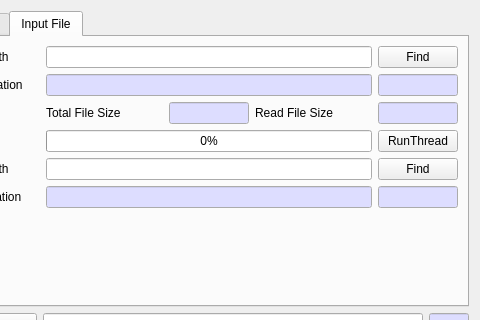
First picture: the form in BerEditor/enc_dec_dlg.ui, repository jykim74/BerEditor, before the edit; both pictures show x 82 to 562 and y 0 to 320 of the 562 by 825 pixel window.
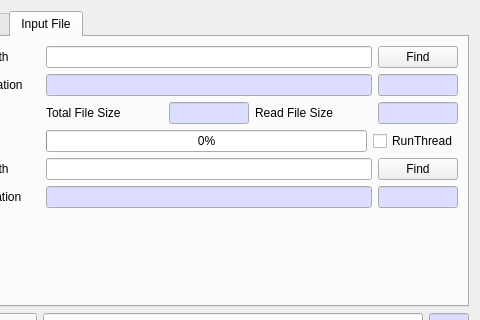
Second picture: the form after the edit.

```diff
--- a/BerEditor/enc_dec_dlg.ui
+++ b/BerEditor/enc_dec_dlg.ui
@@ -549,7 +549,7 @@
           </widget>
          </item>
          <item row="0" column="2">
-          <widget class="QPushButton" name="mRunThreadBtn">
+          <widget class="QCheckBox" name="mRunThreadCheck">
            <property name="text">
             <string>RunThread</string>
            </property>
```
Left out of the diff: 14 changed lines with no effect on the pictures.
